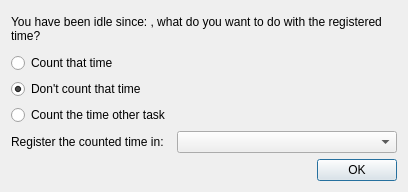
Above: djon/idletaskwindow.ui from crossleyjuan/djon before the change. Below: the same form after it.
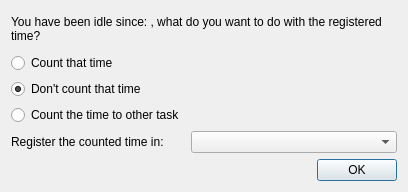
That is the form after the change. Custom widgets are drawn as their Qt base class.

Diff of the .ui file:
```diff
--- a/djon/idletaskwindow.ui
+++ b/djon/idletaskwindow.ui
@@ -54,7 +54,7 @@
        <item row="2" column="0">
         <widget class="QRadioButton" name="countToTask">
          <property name="text">
-          <string>Count the time other task</string>
+          <string>Count the time to other task</string>
          </property>
         </widget>
        </item>
```
